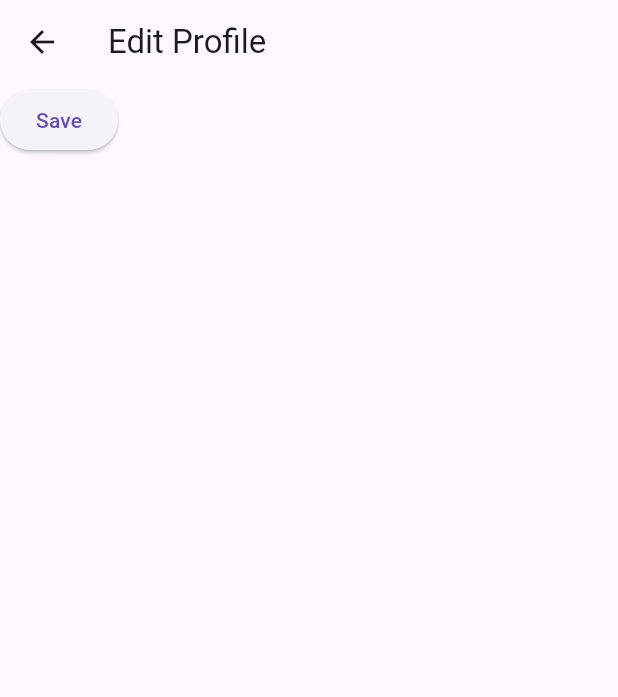
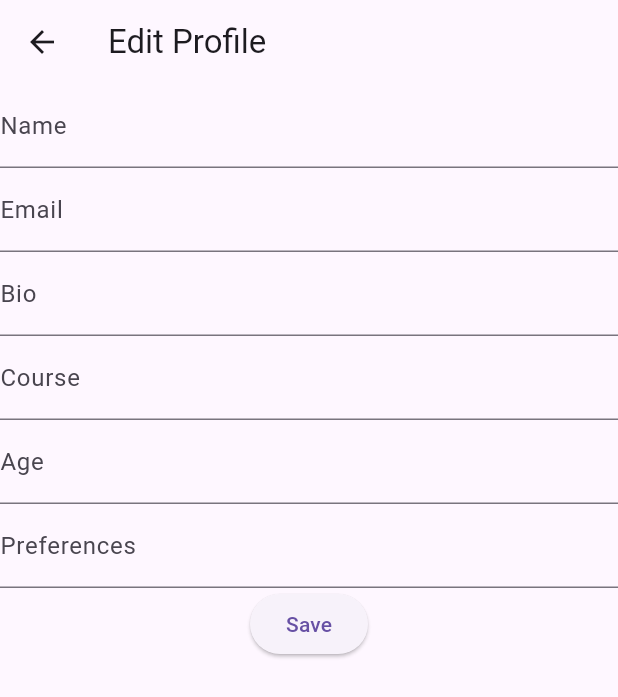
Before and after one commit to Quhaqun/MensaMatch, a Flutter app: the EditProfilePage screen opened directly, after a tap on "Save", on a phone screen of 412 x 824 dp. Shown: the top 697 px of the screen. Run offline on Flutter 3.47's test engine with Material 3 defaults, Android fonts, the phone set to English and light mode, and no system bars; our stand-ins replace appwrite, flutter_svg, google_fonts, image_picker.

Commit message:
simple update works

```diff
--- a/lib/appwrite/constants.dart
+++ b/lib/appwrite/constants.dart
@@ -3,4 +3,5 @@ const String APPWRITE_URL = "https://god-did.de/v1";
 
 const String APPWRITE_DATABASE_ID = "657c5fae0ebe939915f8";
 const String COLLECTION_MESSAGES = "65a7fe54c2f28fc45f33";
+const String COLLECTION_MATCH = "657c6913b9781011ba63";
 const String COLLECTION_USERS = "65b23c2371bf38d0c2ff";
--- a/lib/appwrite/database_api.dart
+++ b/lib/appwrite/database_api.dart
@@ -1,5 +1,3 @@
-import 'dart:html';
-
 import 'package:appwrite/appwrite.dart';
 import 'package:appwrite/models.dart';
 import 'package:mensa_match/appwrite/auth_api.dart';
@@ -139,21 +137,19 @@ class DatabaseAPI {
   Future<Document> createUser() async {
     // Check if user with the same user_id already exists
     final userExists = await doesUserExist(auth.userid);
-
+    final documentId = await ID.unique();
     if (!userExists) {
       // If the user doesn't exist, create the user in the database
       return databases.createDocument(
         databaseId: APPWRITE_DATABASE_ID,
         collectionId: COLLECTION_USERS,
-        documentId: ID.unique(),
+        documentId: documentId,
         data: {
           'name': auth.username,
           'course': "",
           'email': auth.email,
           'age': 0,
-          // Assuming Age is an integer, you can change it accordingly
           'semester': 0,
-          // Assuming Semester is an integer, you can change it accordingly
           'bio': "",
           'preferences': "",
           'user_id': auth.userid
@@ -173,24 +169,25 @@ class DatabaseAPI {
     required String bio,
     required String course,
     required int age,
-    required String preferences,
+    required String preferences
   }) async {
     try {
-      // Ensure auth.userid is not null before proceeding
-      if (auth.userid == null) {
-        return; // Handle the case when userid is null
-      }
+      print("2.2.1");
+      print(auth.userid);
 
+      final filteredUser = await databases.listDocuments(
+        databaseId: APPWRITE_DATABASE_ID,
+        collectionId: COLLECTION_USERS,
+        queries: [
+          Query.equal("user_id", [auth.userid]),
+        ],
+      );
+      var docId = filteredUser.documents.first.$id;
       await databases.updateDocument(
         collectionId: COLLECTION_USERS,
-        documentId: auth.userid!,
+        documentId: docId,
         data: {
-          'name': name,
-          'email': email,
-          'bio': bio,
-          'course': course,
-          'age': age,
-          'preferences': preferences,
+          'course': course
           // Add other fields as needed
         },
         databaseId: APPWRITE_DATABASE_ID,
@@ -214,7 +211,6 @@ class DatabaseAPI {
       }
 
       print("1.2");
-
       final response = await databases.listDocuments(
         databaseId: APPWRITE_DATABASE_ID,
         collectionId: COLLECTION_USERS,
@@ -226,17 +222,31 @@ class DatabaseAPI {
       print("1.3");
 
       if (response.documents.isNotEmpty) {
-        final userData = response.documents.first.data;
-        print("User data: $userData");
-        return UserProfile.fromMap(userData);
+        try {
+          final userDataMap = response.documents.first.data;
+          final userProfile = UserProfile(
+            name: userDataMap['name'],
+            course: userDataMap['course'],
+            email: userDataMap['email'],
+            age: userDataMap['age'] as int,
+            bio: userDataMap['bio'],
+            preferences: userDataMap['preferences'],
+            user_id: userDataMap['user_id']
+          );
+
+          print("User profile: $userProfile");
+          return userProfile;
+        } catch (e) {
+          print("Error creating UserProfile: $e");
+          return null;
+        }
       } else {
-        print("User not found");
-        return null;
+        // Handle the case when the document is not found
+        // For example, return an empty UserProfile or throw an exception
+        return null; // Replace this with your desired behavior
       }
-    } catch (e) {
-      print(auth.userid);
-      print(auth.status);
-      print('Error fetching user profile: $e');
+    }
+    catch(e){
       return null;
     }
   }
--- a/lib/pages/edit_profile.dart
+++ b/lib/pages/edit_profile.dart
@@ -37,6 +37,7 @@ class _EditProfilePageState extends State<EditProfilePage> {
       print("1");
       final userProfile = await database.getUserProfile();
       print("2");
+      print(userProfile?.user_id);
       setState(() {
         _nameController.text = userProfile!.name;
         _emailController.text = userProfile.email;
@@ -53,33 +54,24 @@ class _EditProfilePageState extends State<EditProfilePage> {
 
   Future<void> _updateUserProfile() async {
     try {
+      print("2.05");
       if (authStatus == AuthStatus.authenticated) {
-        await _loadUserProfile(); // Ensure _currentUser is initialized
-
-        /*final updatedAge = int.tryParse(_ageController.text);
-
-        if (updatedAge == null) {
-          ScaffoldMessenger.of(context).showSnackBar(
-            SnackBar(
-              content: Text('Invalid age format: ${_ageController.text}'),
-            ),
-          );*/
-          return;
-        }
-
+        print("2.1");
+        // Removed redundant _loadUserProfile()
+        print("2.2");
         await database.updateProfile(
           name: _nameController.text,
           email: _emailController.text,
           bio: _bioController.text,
           course: _courseController.text,
-          age: 20,//updatedAge,
-          preferences: _preferencesController.text,
+          age: int.parse(_ageController.text), // Parse age from text to int
+          preferences: _preferencesController.text
         );
-
-        // After updating, reload the user profile
+        print("2.3");
         await _loadUserProfile();
+        print("2.4");
       }
-    catch (e) {
+    } catch (e) {
       print('Error updating user profile: $e');
       // Handle error as needed
     }
@@ -94,6 +86,30 @@ class _EditProfilePageState extends State<EditProfilePage> {
       body: Column(
         children: [
           // Your existing TextFields and UI components
+          TextField(
+            controller: _nameController,
+            decoration: InputDecoration(labelText: 'Name'),
+          ),
+          TextField(
+            controller: _emailController,
+            decoration: InputDecoration(labelText: 'Email'),
+          ),
+          TextField(
+            controller: _bioController,
+            decoration: InputDecoration(labelText: 'Bio'),
+          ),
+          TextField(
+            controller: _courseController,
+            decoration: InputDecoration(labelText: 'Course'),
+          ),
+          TextField(
+            controller: _ageController,
+            decoration: InputDecoration(labelText: 'Age'),
+          ),
+          TextField(
+            controller: _preferencesController,
+            decoration: InputDecoration(labelText: 'Preferences'),
+          ),
           ElevatedButton(
             onPressed: _updateUserProfile,
             child: Text('Save'),
--- a/lib/pages/user_profile.dart
+++ b/lib/pages/user_profile.dart
@@ -1,5 +1,5 @@
 class UserProfile {
-  final String id;
+  final String user_id;
   final String name;
   final String course;
   final String email;
@@ -8,18 +8,18 @@ class UserProfile {
   final String preferences;
 
   UserProfile({
-    required this.id,
-    required this.name,
-    required this.course,
-    required this.email,
-    required this.age,
-    required this.bio,
-    required this.preferences,
+    this.name,
+    this.course,
+    this.email,
+    this.age,
+    this.bio,
+    this.preferences,
+    required this.user_id,
   });
 
   factory UserProfile.fromMap(Map<String, dynamic> map) {
     return UserProfile(
-      id: map['id'],
+      user_id: map['user_id'],
       name: map['name'],
       email: map['email'],
       bio: map['bio'],
```
Lines whose indentation alone changed are shown as unchanged.
